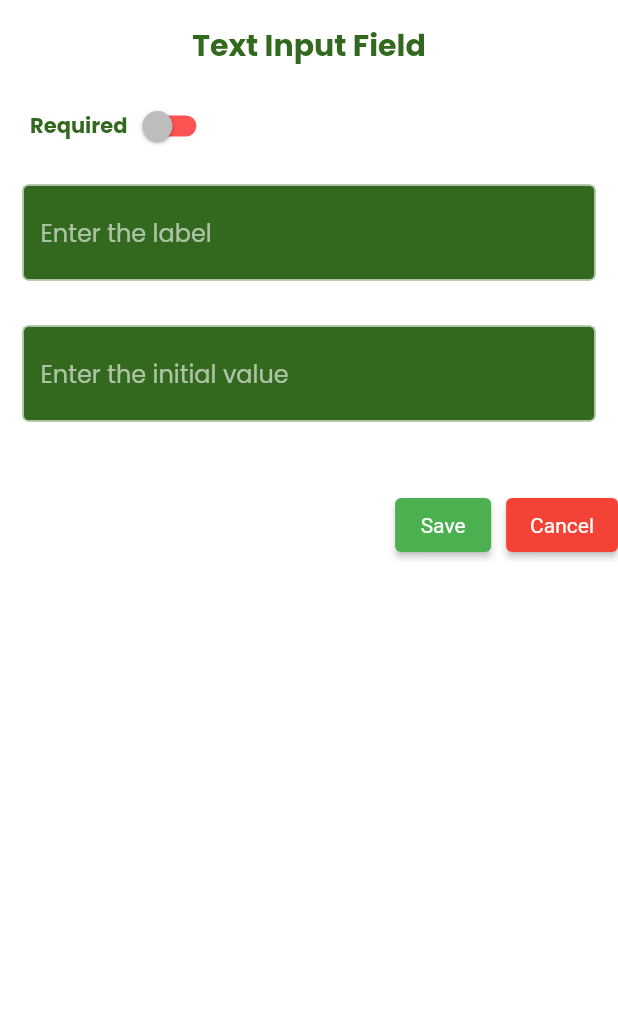
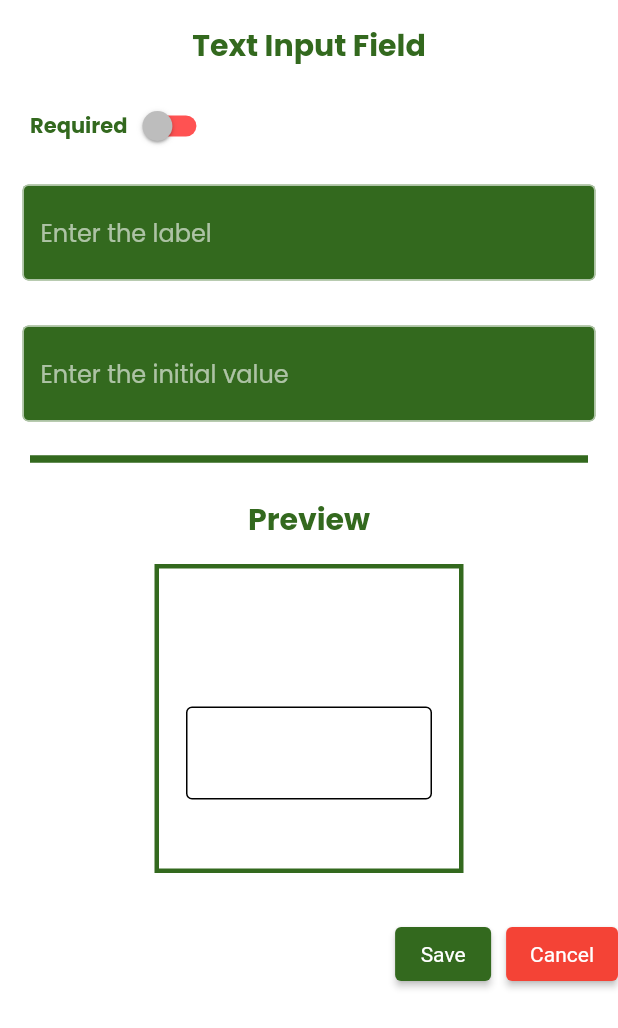
Before and after one commit to cesarpatrick/RDLFormEngine, a Flutter app: the InputForm widget shown alone on an empty page, opened directly with empty values, on a phone screen of 412 x 824 dp. Shown: the top 1028 px of the screen. Run offline on Flutter 3.47's test engine with Material 2 defaults, Android fonts, the phone set to English and light mode, and no system bars; our stand-ins replace data_table_2, flutter_svg, google_fonts, shared_preferences; missing offline and left inert: shared_preferences_web; accounts and stored records are empty; project files that could hold a hidden picture were left out.

Commit message:
adding question preview

```diff
--- a/lib/constants.dart
+++ b/lib/constants.dart
@@ -13,6 +13,14 @@ const textStyle = TextStyle(color: textGreenColor, fontWeight: FontWeight.bold);
 const whiteTextStyle =
     TextStyle(color: secondaryColor, fontWeight: FontWeight.bold);
 
+const horizontalDivider = const Divider(
+  thickness: 5, // thickness of the line
+  indent: 20, // empty space to the leading edge of divider.
+  endIndent: 20, // empty space to the trailing edge of the divider.
+  color: primaryColor, // The color to use when painting the line.
+  height: 20, // The divider's height extent.
+);
+
 const defaultPadding = 16.0;
 
 //ROUTES
@@ -21,6 +29,7 @@ const String LOGOUT_ROUTE = "/logout";
 const String HOME_ROUTE = "/home";
 const String QUESTIONS_ROUTE = "/questions";
 const String NEW_QUESTION_FORM = "/newQuestion";
+const String NEW_TEMPLATE_FORM = "/newTemplate";
 
 //QUESTION TYPES
 const String INPUT_TEXT = "INPUT TEXT";
--- a/lib/screens/form/components/form_builder/input_form.dart
+++ b/lib/screens/form/components/form_builder/input_form.dart
@@ -2,6 +2,8 @@ import 'package:admin/constants.dart';
 import 'package:admin/models/Question.dart';
 import 'package:admin/service/form_builder_service.dart';
 import 'package:flutter/material.dart';
+
+import 'preview_form.dart';
 
 class InputForm extends StatefulWidget {
   final String name;
@@ -14,6 +16,15 @@ class InputForm extends StatefulWidget {
 }
 
 class _InputFormState extends State<InputForm> {
+  Question question = Question(
+      field: Field(
+        key: "",
+        label: "",
+        type: "Input",
+        value: "",
+      ),
+      name: "");
+
   bool initialValueSwitch = false;
   TextEditingController labelController = TextEditingController();
   TextEditingController initialValueController = TextEditingController();
@@ -36,19 +47,20 @@ class _InputFormState extends State<InputForm> {
     super.dispose();
   }
 
-  Question _save(String label, String initialValue, bool required) {
+  void _updateQuestion() {
     Field field = Field(
         key: "key",
         type: "Input",
-        label: label,
-        value: initialValue,
-        required: required);
+        label: labelController.text,
+        value: initialValueController.text,
+        required: initialValueSwitch);
 
     Question question = Question(
         field: field, name: widget.name, departament: widget.departament);
 
     print(question.toJson());
-    return question;
+
+    this.question = question;
   }
 
   @override
@@ -81,6 +93,7 @@ class _InputFormState extends State<InputForm> {
                   onChanged: (value) {
                     setState(() {
                       initialValueSwitch = value;
+                      _updateQuestion();
                     });
                   },
                 )
@@ -89,7 +102,9 @@ class _InputFormState extends State<InputForm> {
                 padding: const EdgeInsets.all(15),
                 child: TextField(
                   onChanged: (value) {
-                    setState(() {});
+                    setState(() {
+                      _updateQuestion();
+                    });
                   },
                   controller: labelController,
                   decoration: InputDecoration(
@@ -107,6 +122,11 @@ class _InputFormState extends State<InputForm> {
               Padding(
                 padding: const EdgeInsets.all(15),
                 child: TextField(
+                  onChanged: (value) {
+                    setState(() {
+                      _updateQuestion();
+                    });
+                  },
                   controller: initialValueController,
                   decoration: InputDecoration(
                     filled: true,
@@ -119,6 +139,8 @@ class _InputFormState extends State<InputForm> {
                   ),
                 ),
               ),
+              horizontalDivider,
+              PreviewForm(question: this.question),
               Column(
                 mainAxisAlignment: MainAxisAlignment.center,
                 children: <Widget>[
@@ -135,16 +157,13 @@ class _InputFormState extends State<InputForm> {
                                 : _validate = false;
 
                             if (_validate == false) {
-                              Navigator.of(context).pop(_save(
-                                  labelController.text,
-                                  initialValueController.text,
-                                  initialValueSwitch));
+                              Navigator.of(context).pop(this.question);
                             }
                           })
                         },
                         style: ButtonStyle(
                           backgroundColor:
-                              MaterialStateProperty.all<Color>(Colors.green),
+                              MaterialStateProperty.all<Color>(primaryColor),
                         ),
                         child: RichText(
                           text: const TextSpan(
--- /dev/null
+++ b/lib/screens/form/components/form_builder/preview_form.dart
@@ -0,0 +1,43 @@
+import 'package:admin/constants.dart';
+import 'package:admin/models/Question.dart';
+import 'package:admin/service/form_builder_service.dart';
+import 'package:flutter/material.dart';
+
+class PreviewForm extends StatefulWidget {
+  final Question question;
+  const PreviewForm({Key? key, required this.question}) : super(key: key);
+
+  @override
+  _PreviewFormState createState() => _PreviewFormState();
+}
+
+class _PreviewFormState extends State<PreviewForm> {
+  FormBuilderService formService = FormBuilderService();
+
+  @override
+  Widget build(BuildContext context) {
+    Size screenSize = MediaQuery.of(context).size;
+
+    return Container(
+        child: Column(
+      children: [
+        const Padding(
+          padding: EdgeInsets.all(15),
+          child: Text(
+            "Preview",
+            style: titleStyle,
+          ),
+        ),
+        Container(
+          width: screenSize.width / 2,
+          height: screenSize.height / 4,
+          padding: const EdgeInsets.all(3.0),
+          decoration: BoxDecoration(
+              border: Border.all(color: primaryColor, width: 3),
+              color: Colors.white),
+          child: Center(child: formService.inputPreview(widget.question)),
+        )
+      ],
+    ));
+  }
+}
--- a/lib/screens/form/components/templates.dart
+++ b/lib/screens/form/components/templates.dart
@@ -1,4 +1,5 @@
 import 'package:admin/models/Template.dart';
+import 'package:admin/screens/main/components/header.dart';
 import 'package:data_table_2/data_table_2.dart';
 import 'package:flutter/material.dart';
 import 'package:flutter_svg/svg.dart';
@@ -21,12 +22,15 @@ class Templates extends StatelessWidget {
       child: Column(
         crossAxisAlignment: CrossAxisAlignment.start,
         children: [
+          Header(),
           Row(
               crossAxisAlignment: CrossAxisAlignment.end,
               mainAxisAlignment: MainAxisAlignment.end,
               children: [
                 ElevatedButton.icon(
-                  onPressed: () {},
+                  onPressed: () {
+                    Navigator.pushNamed(context, NEW_TEMPLATE_FORM);
+                  },
                   icon: Icon(Icons.add),
                   label: Text("Add New"),
                   style: TextButton.styleFrom(
--- a/lib/service/form_builder_service.dart
+++ b/lib/service/form_builder_service.dart
@@ -8,6 +8,7 @@ import 'package:admin/screens/form/components/form_builder/select_input_form.dar
 import 'package:admin/screens/form/components/form_builder/switch_input_form.dart';
 import 'package:admin/screens/form/components/form_builder/text_area_input_form.dart';
 import 'package:flutter/cupertino.dart';
+import 'package:flutter/material.dart';
 
 import '../constants.dart';
 
@@ -31,6 +32,37 @@ class FormBuilderService {
     }
   }
 
+  Widget inputPreview(Question question) {
+    TextEditingController labelController = TextEditingController();
+    labelController.text = question.field.value;
+
+    return Padding(
+        padding: EdgeInsets.all(15),
+        child: Column(
+            mainAxisAlignment: MainAxisAlignment.start,
+            crossAxisAlignment: CrossAxisAlignment.start,
+            children: [
+              SizedBox(height: 40),
+              Text(question.field.label,
+                  style: TextStyle(
+                      color: Colors.black,
+                      fontSize: 16,
+                      fontWeight: FontWeight.bold)),
+              SizedBox(height: 10),
+              TextField(
+                  style: TextStyle(color: Colors.black),
+                  controller: labelController,
+                  decoration: InputDecoration(
+                      filled: true,
+                      fillColor: Colors.white,
+                      enabledBorder: const OutlineInputBorder(
+                          borderSide: const BorderSide(color: Colors.black)),
+                      focusedBorder: OutlineInputBorder(
+                        borderSide: const BorderSide(color: Colors.black),
+                      )))
+            ]));
+  }
+
   String convertQuestionToJson(Question question) {
     String json = jsonEncode(question);
     print(json);
```
Also changed, not shown: lib/main.dart (+10 -0 lines), lib/screens/form/components/form_builder/inputs_info_modal.dart (+10 -13 lines), lib/screens/form/components/form_builder/new_question_form.dart (+5 -9 lines), lib/screens/form/components/template_builder/new_template_form.dart (+6 -48 lines), 1 other file.
